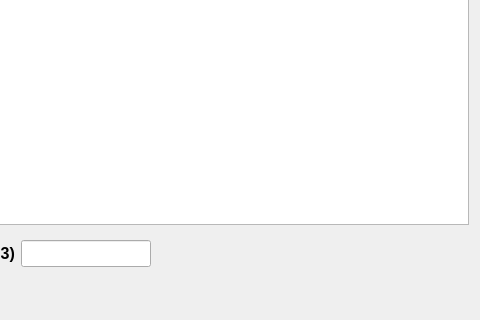
First picture: the form in Shop/worder.ui, repository End1-1/Cafe5, before the edit; both pictures show x 492 to 972 and y 383 to 703 of the 972 by 703 pixel window.
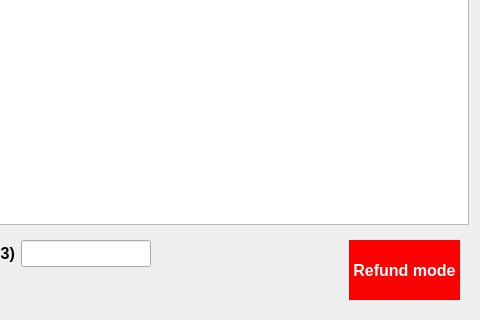
Second picture: the form after the edit. Custom widgets are drawn as their Qt base class.

```diff
--- a/Shop/worder.ui
+++ b/Shop/worder.ui
@@ -193,6 +193,30 @@
         </property>
        </widget>
       </item>
+      <item row="0" column="9" rowspan="2">
+       <widget class="QLabel" name="lbRefund">
+        <property name="font">
+         <font>
+          <pointsize>12</pointsize>
+          <weight>75</weight>
+          <italic>false</italic>
+          <bold>true</bold>
+          <underline>false</underline>
+         </font>
+        </property>
+        <property name="styleSheet">
+         <string notr="true">background:rgb(255, 0, 0);
+color:rgb(255,255,255);
+padding:4px;</string>
+        </property>
+        <property name="text">
+         <string>Refund mode</string>
+        </property>
+        <property name="alignment">
+         <set>Qt::AlignCenter</set>
+        </property>
+       </widget>
+      </item>
      </layout>
     </widget>
    </item>
```
Left out of the diff: 56 changed lines with no effect on the pictures.
